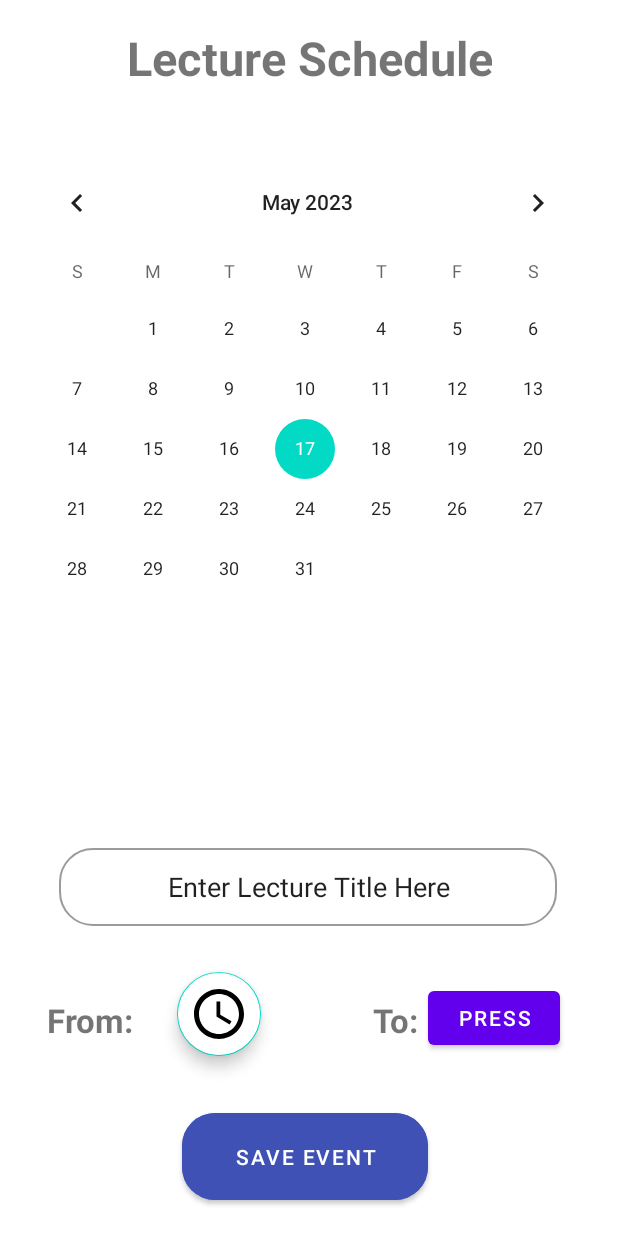
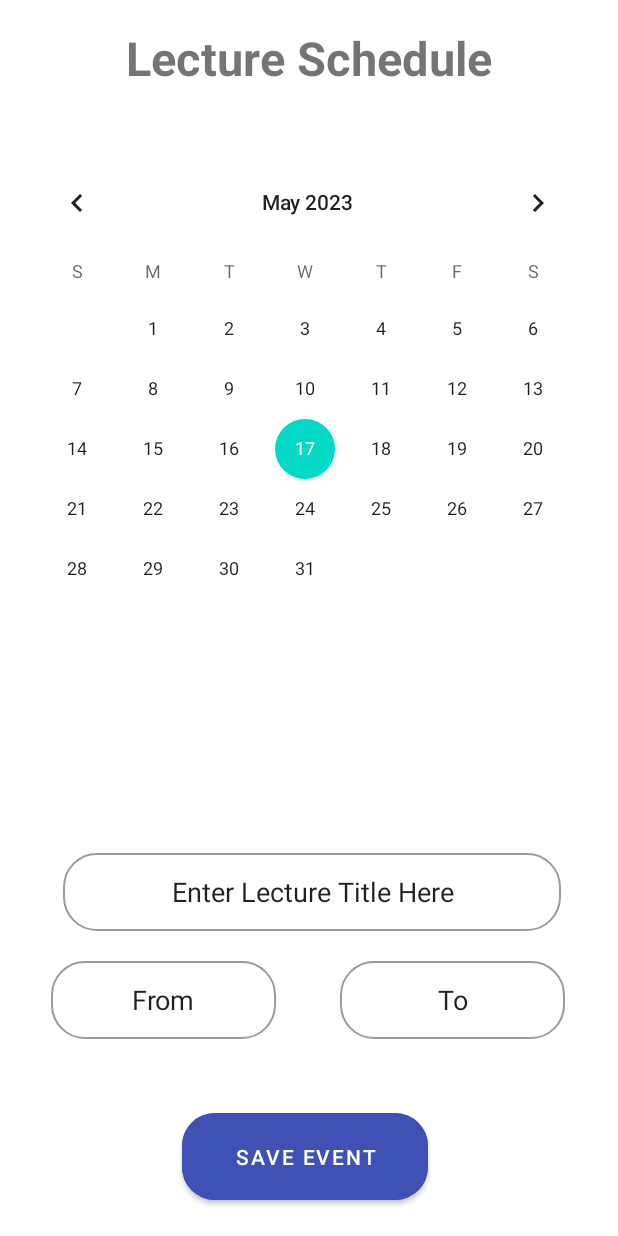
Before and after one commit to shav74/LMS-App, an Android app: the layout fragment_calender.xml on its own in the app's theme, with its tools: preview values and no code run, on a phone screen of 412 x 824 dp. Run offline under Robolectric (Android 15) with nearby library versions, the phone set to English and light mode, and no system bars.

Commit message:
new files epuc

```diff
--- a/app/src/main/java/com/example/warehousebot/Calender.java
+++ b/app/src/main/java/com/example/warehousebot/Calender.java
@@ -32,9 +32,10 @@ public class Calender extends Fragment {
     private TextView title;
     private CalendarView calendarView;
     private EditText lectureData;
-    private Button buttonSave,addEndTime;
-    private String stringDateSelected, startingTime, endingTime;
+    private Button buttonSave;
     private DatabaseReference databaseReference;
+    String stringDateSelected;
+    EditText startTime, endTime;
     FirebaseDatabase database;
     @Override
     public View onCreateView(LayoutInflater inflater, ViewGroup container,
@@ -52,17 +53,11 @@ public class Calender extends Fragment {
         int month = calendar.get(Calendar.MONTH);
         int dayOfMonth = calendar.get(Calendar.DAY_OF_MONTH);
 
-        buttonAddLecTime = (FloatingActionButton) view.findViewById(R.id.btn_addLecTime);
-        addEndTime = view.findViewById(R.id.addEndTime);
-
         title = view.findViewById(R.id.calendar_title);
         buttonSave = view.findViewById(R.id.buttonSave);
-        buttonAddLecTime.setOnClickListener(new View.OnClickListener() {
-            @Override
-            public void onClick(View view) {
-                openCalendarDialog(year, month, dayOfMonth,1);
-            }
-        });
+
+        startTime = view.findViewById(R.id.start_time);
+        endTime = view.findViewById(R.id.end_time);
 
         //todo here
         calendarView.setOnDateChangeListener(new CalendarView.OnDateChangeListener() {
@@ -77,25 +72,25 @@ public class Calender extends Fragment {
         buttonSave.setOnClickListener(new View.OnClickListener() {
             @Override
             public void onClick(View view) {
-                databaseReference.child(stringDateSelected).setValue(lectureData.getText() + "|" + startingTime + endingTime);
+                databaseReference.child(stringDateSelected).setValue(title.getText() + "|" + startTime.getText() + "|" + endTime.getText() + "-");
             }
         });
 
         return view;
     }
 
-    private void openCalendarDialog(int _year, int _month, int _date, int _btnId) {
-        TimePickerDialog timePickerDialog = new TimePickerDialog(getContext(), R.style.DialogTheme, new TimePickerDialog.OnTimeSetListener() {
-            @Override
-            public void onTimeSet(TimePicker timePicker, int hours, int minutes) {
-                if(_btnId == 1){
-                    startingTime = String.format("%s:%s",String.valueOf(hours), String.valueOf(minutes + 1));
-                } else if (_btnId == 2) {
-                    endingTime = String.format("%s:%s",String.valueOf(hours), String.valueOf(minutes + 1));
-                }
-            }
-        }, 15, 20, true);
-        timePickerDialog.show();
+//    private void openCalendarDialog(int _year, int _month, int _date, int _btnId) {
+//        TimePickerDialog timePickerDialog = new TimePickerDialog(getContext(), R.style.DialogTheme, new TimePickerDialog.OnTimeSetListener() {
+//            @Override
+//            public void onTimeSet(TimePicker timePicker, int hours, int minutes) {
+//                if(_btnId == 1){
+//                    startingTime = String.format("%s:%s",String.valueOf(hours), String.valueOf(minutes + 1));
+//                } else if (_btnId == 2) {
+//                    endingTime = String.format("%s:%s",String.valueOf(hours), String.valueOf(minutes + 1));
+//                }
+//            }
+//        }, 15, 20, true);
+//        timePickerDialog.show();
 //        DatePickerDialog datePickerDialog = new DatePickerDialog(getContext(), R.style.DialogTheme, new DatePickerDialog.OnDateSetListener() {
 //            @Override
 //            public void onDateSet(DatePicker datePicker, int year, int month, int day) {
@@ -105,7 +100,7 @@ public class Calender extends Fragment {
 //            }
 //        }, _year, _month, _date);
 //        datePickerDialog.show();
-    }
+//    }
 
     private void calendarClicked(){
         databaseReference.child(stringDateSelected).addListenerForSingleValueEvent(new ValueEventListener() {
--- a/app/src/main/res/layout/fragment_calender.xml
+++ b/app/src/main/res/layout/fragment_calender.xml
@@ -20,6 +20,7 @@
             android:textStyle="bold"
             app:layout_constraintBottom_toBottomOf="parent"
             app:layout_constraintEnd_toEndOf="parent"
+            app:layout_constraintHorizontal_bias="0.496"
             app:layout_constraintStart_toStartOf="parent"
             app:layout_constraintTop_toTopOf="parent"
             app:layout_constraintVertical_bias="0.022" />
@@ -35,6 +36,7 @@
             app:layout_constraintTop_toTopOf="parent"
             app:layout_constraintVertical_bias="0.213" />
 
+
         <EditText
             android:id="@+id/editTextLec"
             android:layout_width="332dp"
@@ -46,37 +48,43 @@
             android:text="Enter Lecture Title Here"
             app:layout_constraintBottom_toBottomOf="parent"
             app:layout_constraintEnd_toEndOf="parent"
-            app:layout_constraintHorizontal_bias="0.491"
+            app:layout_constraintHorizontal_bias="0.524"
             app:layout_constraintStart_toStartOf="parent"
             app:layout_constraintTop_toTopOf="parent"
-            app:layout_constraintVertical_bias="0.732" />
+            app:layout_constraintVertical_bias="0.737" />
 
-        <TextView
-            android:layout_width="wrap_content"
-            android:layout_height="wrap_content"
-            android:text="From: "
-            android:textSize="22sp"
-            android:textStyle="bold"
+        <EditText
+            android:id="@+id/start_time"
+            android:layout_width="150dp"
+            android:layout_height="52dp"
+            android:background="@drawable/edit_text_round"
+            android:ems="10"
+            android:gravity="center"
+            android:inputType="textPersonName"
+            android:text="From"
             app:layout_constraintBottom_toBottomOf="parent"
             app:layout_constraintEnd_toEndOf="parent"
-            app:layout_constraintHorizontal_bias="0.09"
+            app:layout_constraintHorizontal_bias="0.131"
             app:layout_constraintStart_toStartOf="parent"
             app:layout_constraintTop_toTopOf="parent"
-            app:layout_constraintVertical_bias="0.837" />
+            app:layout_constraintVertical_bias="0.83" />
 
-        <TextView
-            android:layout_width="wrap_content"
-            android:layout_height="wrap_content"
-            android:text="To: "
-            android:textSize="22sp"
-            android:textStyle="bold"
+
+        <EditText
+            android:id="@+id/end_time"
+            android:layout_width="150dp"
+            android:layout_height="52dp"
+            android:background="@drawable/edit_text_round"
+            android:ems="10"
+            android:gravity="center"
+            android:inputType="textPersonName"
+            android:text="To"
             app:layout_constraintBottom_toBottomOf="parent"
             app:layout_constraintEnd_toEndOf="parent"
-            app:layout_constraintHorizontal_bias="0.661"
+            app:layout_constraintHorizontal_bias="0.864"
             app:layout_constraintStart_toStartOf="parent"
             app:layout_constraintTop_toTopOf="parent"
-            app:layout_constraintVertical_bias="0.837" />
-
+            app:layout_constraintVertical_bias="0.83" />
 
         <Button
             android:id="@+id/buttonSave"
@@ -92,35 +100,5 @@
             app:layout_constraintTop_toTopOf="parent"
             app:layout_constraintVertical_bias="0.976" />
 
-        <com.google.android.material.floatingactionbutton.FloatingActionButton
-            android:id="@+id/btn_addLecTime"
-            android:layout_width="wrap_content"
-            android:layout_height="wrap_content"
-            android:backgroundTint="@color/white"
-            android:src="@drawable/time_24"
-            app:layout_constraintBottom_toBottomOf="parent"
-            app:layout_constraintEnd_toEndOf="parent"
-            app:layout_constraintHorizontal_bias="0.332"
-            app:layout_constraintStart_toStartOf="parent"
-            app:layout_constraintTop_toTopOf="parent"
-            app:layout_constraintVertical_bias="0.844"
-            app:maxImageSize="40dp"
-            tools:ignore="SpeakableTextPresentCheck" />
-
-            <Button
-                android:id="@+id/addEndTime"
-                android:layout_width="wrap_content"
-                android:layout_height="wrap_content"
-                android:src="@drawable/time_24"
-                android:text="press"
-                app:layout_constraintBottom_toBottomOf="parent"
-                app:layout_constraintEnd_toEndOf="parent"
-                app:layout_constraintHorizontal_bias="0.881"
-                app:layout_constraintStart_toStartOf="parent"
-                app:layout_constraintTop_toTopOf="parent"
-                app:layout_constraintVertical_bias="0.844"
-                app:maxImageSize="40dp"
-                tools:ignore="SpeakableTextPresentCheck"/>
-
     </androidx.constraintlayout.widget.ConstraintLayout>
 </FrameLayout>
```
